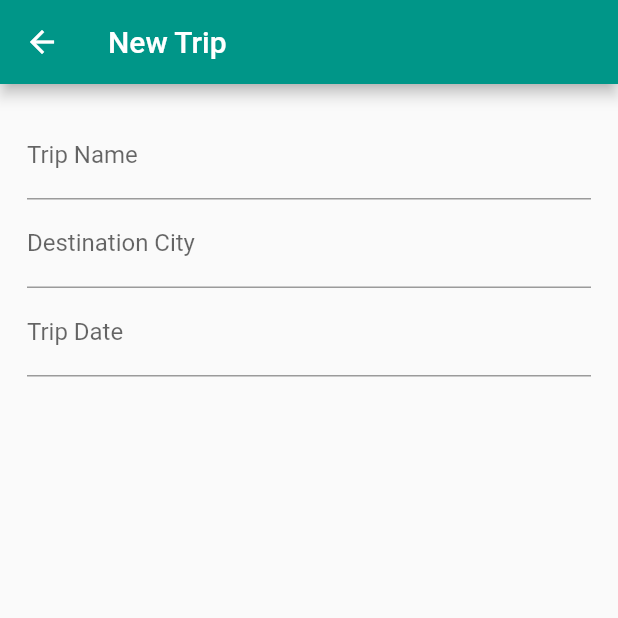
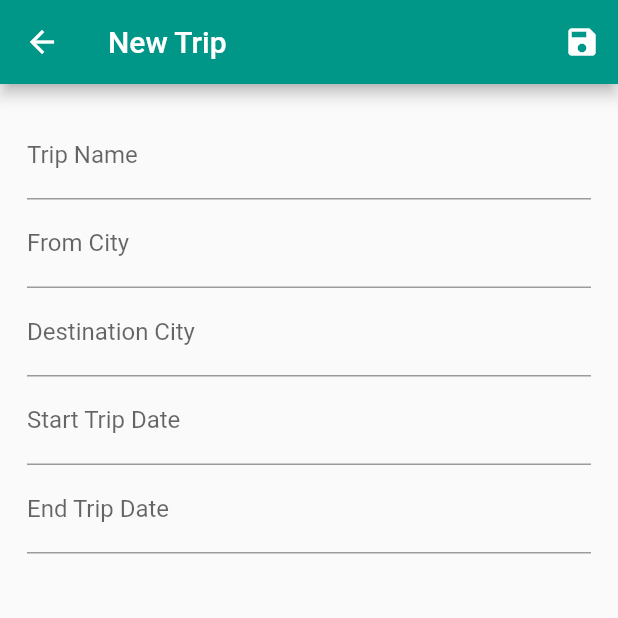
Before and after one commit to Javier3131/tripplanner, a Flutter app: the HomeScreen screen opened by its route, after a tap on the "add" icon, on a phone screen of 412 x 824 dp, the top half of it. Run offline on Flutter 3.47's test engine with Material 2 defaults, Android fonts, the phone set to English and light mode, and no system bars; our stand-ins replace cloud_firestore, font_awesome_flutter; accounts and stored records are empty; network calls fail.

Commit message:
Start saving Trips on firebase.

```diff
--- a/lib/main.dart
+++ b/lib/main.dart
@@ -1,5 +1,6 @@
 import 'package:flutter/material.dart';
 import 'package:provider/provider.dart';
+import 'package:tripplanner/providers/trips.dart';
 
 import './screens/add_trip_screen.dart';
 import './providers/custom_bottom_navigation_bar_model.dart';
@@ -18,6 +19,7 @@ class MyApp extends StatelessWidget {
       providers: [
         ChangeNotifierProvider(
             create: (ctx) => CustomBottomNavigationBarModel()),
+        ChangeNotifierProvider(create: (ctx) => Trips()),
       ],
       child: MaterialApp(
         title: 'Trip Planner',
--- a/lib/providers/trip.dart
+++ b/lib/providers/trip.dart
@@ -7,11 +7,15 @@ class TripActivity {
 
 class Trip {
   String id;
+  String tripName;
   // use Places Autocomplete API
   // https://developers.google.com/maps/documentation/javascript/examples/places-autocomplete
+  String fromCity;
+  String fromCountry;
   String destinationCity;
-  String destinantionCountry;
-  DateTime tripDate;
+  String destinationCountry;
+
+  DateTime tripStartDate;
+  DateTime tripEndDate;
   List<TripActivity> activities;
-  List<Trip> trips;
 }
--- /dev/null
+++ b/lib/providers/trips.dart
@@ -0,0 +1,50 @@
+import 'package:flutter/material.dart';
+import '../providers/trip.dart';
+import 'package:cloud_firestore/cloud_firestore.dart';
+
+class Trips with ChangeNotifier {
+  List<Trip> _trips = [];
+
+  List<Trip> get trips {
+    return [..._trips];
+  }
+
+  bool saveTrip(
+      String tripName,
+      String fromCity,
+      String fromCountry,
+      String destinationCity,
+      String destinationCountry,
+      DateTime startDate,
+      DateTime endDate) {
+    try {
+      final t = Trip();
+      t.id = DateTime.now().toString();
+      t.tripName = tripName;
+      t.fromCity = fromCity;
+      t.fromCountry = fromCountry;
+      t.destinationCity = destinationCity;
+      t.destinationCountry = destinationCountry;
+      t.tripStartDate = startDate;
+      t.tripEndDate = endDate;
+      Firestore.instance.collection('trips').add({
+        'tripName': t.tripName,
+        'fromCity': t.fromCity,
+        'fromCountry': t.fromCountry,
+        'destinationCity': t.destinationCity,
+        'destinationCountry': t.destinationCountry,
+        'startDate': t.tripStartDate.millisecondsSinceEpoch,
+        'endDate': t.tripEndDate.millisecondsSinceEpoch,
+        'createdAt': Timestamp.now(),
+      });
+
+      _trips.add(t);
+      notifyListeners();
+
+      return true;
+    } catch (e) {
+      print(e);
+      return false;
+    }
+  }
+}
--- a/lib/screens/add_trip_screen.dart
+++ b/lib/screens/add_trip_screen.dart
@@ -1,13 +1,37 @@
 import 'package:flutter/material.dart';
+import 'package:provider/provider.dart';
+import 'package:tripplanner/providers/trips.dart';
 
 class AddTripScreen extends StatelessWidget {
   static const routeName = '/add-trip';
 
   @override
   Widget build(BuildContext context) {
+    final tripNameController = TextEditingController();
+    final fromCityController = TextEditingController();
+    final destinationCityController = TextEditingController();
+    final startTripDateController = TextEditingController();
+    final endTripDateController = TextEditingController();
+
     return Scaffold(
       appBar: AppBar(
         title: Text('New Trip'),
+        actions: [
+          IconButton(
+              icon: Icon(Icons.save),
+              onPressed: () {
+                final tripsData = Provider.of<Trips>(context, listen: false);
+                tripsData.saveTrip(
+                  tripNameController.text,
+                  fromCityController.text,
+                  'test country',
+                  destinationCityController.text,
+                  'test destination country',
+                  DateTime.now(),
+                  DateTime.now(),
+                );
+              })
+        ],
       ),
       body: Padding(
         padding: const EdgeInsets.all(18.0),
@@ -15,15 +39,28 @@ class AddTripScreen extends StatelessWidget {
           child: Column(
             children: [
               TextField(
+                controller: tripNameController,
                 decoration: InputDecoration(labelText: 'Trip Name'),
                 keyboardType: TextInputType.multiline,
               ),
               TextField(
+                controller: fromCityController,
+                decoration: InputDecoration(labelText: 'From City'),
+                keyboardType: TextInputType.name,
+              ),
+              TextField(
+                controller: destinationCityController,
                 decoration: InputDecoration(labelText: 'Destination City'),
                 keyboardType: TextInputType.name,
               ),
               TextField(
-                decoration: InputDecoration(labelText: 'Trip Date'),
+                controller: startTripDateController,
+                decoration: InputDecoration(labelText: 'Start Trip Date'),
+                keyboardType: TextInputType.datetime,
+              ),
+              TextField(
+                controller: endTripDateController,
+                decoration: InputDecoration(labelText: 'End Trip Date'),
                 keyboardType: TextInputType.datetime,
               ),
             ],
--- a/lib/screens/trips_screen.dart
+++ b/lib/screens/trips_screen.dart
@@ -1,3 +1,4 @@
+import 'package:cloud_firestore/cloud_firestore.dart';
 import 'package:flutter/material.dart';
 import '../widgets/travel_card_widget.dart';
 
@@ -9,26 +10,49 @@ class TripsScreen extends StatelessWidget {
     return SafeArea(
       child: Padding(
         padding: const EdgeInsets.all(10),
-        child: SingleChildScrollView(
-          child: Column(
-            children: [
-              Text('My trips'),
-              TravelCardWidget(
+        child: StreamBuilder(
+          stream: Firestore.instance
+              .collection('trips')
+              .orderBy('createdAt', descending: true)
+              .snapshots(),
+          builder: (context, tripSnapshot) {
+            if (tripSnapshot.connectionState == ConnectionState.waiting) {
+              return Center(child: CircularProgressIndicator());
+            }
+
+            final tripDocs = tripSnapshot.data.documents;
+
+            return ListView.builder(
+              reverse: true,
+              itemCount: tripDocs.length,
+              itemBuilder: (ctx, index) => TravelCardWidget(
                 'https://travelcravingsdotcom1.files.wordpress.com/2018/04/1024px-plaza-libertad-san-salvador.png',
-                'Viaje Biometricos',
-                'El Salvador',
-                '6/01/2021',
-                '10/01/2021',
+                tripDocs[index]['tripName'],
+                tripDocs[index]['destinationCity'],
+                tripDocs[index]['startDate'].toString(),
+                tripDocs[index]['endDate'].toString(),
+                key: ValueKey(tripDocs[index].documentID),
               ),
-              TravelCardWidget(
-                'https://upload.wikimedia.org/wikipedia/commons/5/58/Westbay2106.jpg',
-                'Vacaciones a Roatan!',
-                'Honduras',
-                '02/02/2021',
-                '10/02/2021',
-              ),
-            ],
-          ),
+            );
+          },
+
+          //   children: [
+          //     TravelCardWidget(
+          //       'https://travelcravingsdotcom1.files.wordpress.com/2018/04/1024px-plaza-libertad-san-salvador.png',
+          //       'Viaje Biometricos',
+          //       'El Salvador',
+          //       '6/01/2021',
+          //       '10/01/2021',
+          //     ),
+          //     TravelCardWidget(
+          //       'https://upload.wikimedia.org/wikipedia/commons/5/58/Westbay2106.jpg',
+          //       'Vacaciones a Roatan!',
+          //       'Honduras',
+          //       '02/02/2021',
+          //       '10/02/2021',
+          //     ),
+          //   ],
+          // ),
         ),
       ),
     );
--- a/pubspec.yaml
+++ b/pubspec.yaml
@@ -26,6 +26,9 @@ dependencies:
 
   font_awesome_flutter: ^8.11.0
   provider: ^4.3.2+3
+  cloud_firestore: 0.13.5
+  firebase_auth: 0.16.1
+  firebase_storage: ^3.1.5
 
   # The following adds the Cupertino Icons font to your application.
   # Use with the CupertinoIcons class for iOS style icons.
```
Also changed, not shown: lib/widgets/travel_card_widget.dart (+4 -7 lines), pubspec.lock, 7 other files.
